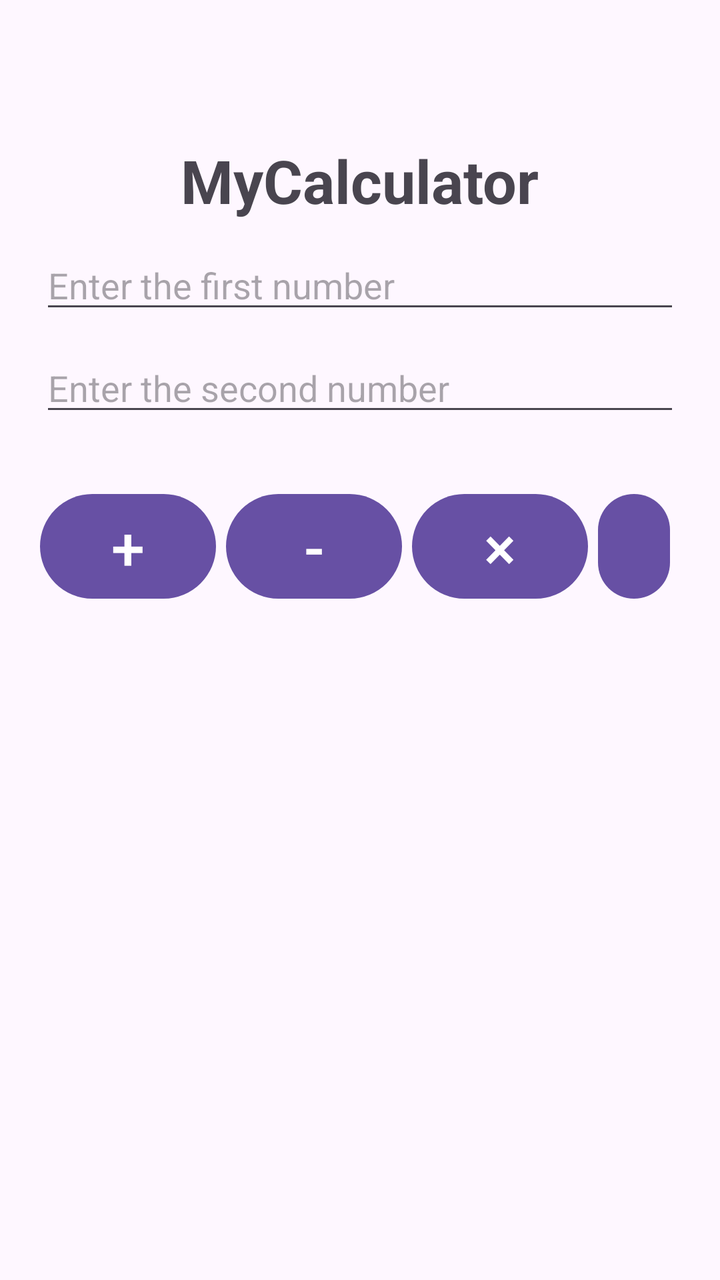
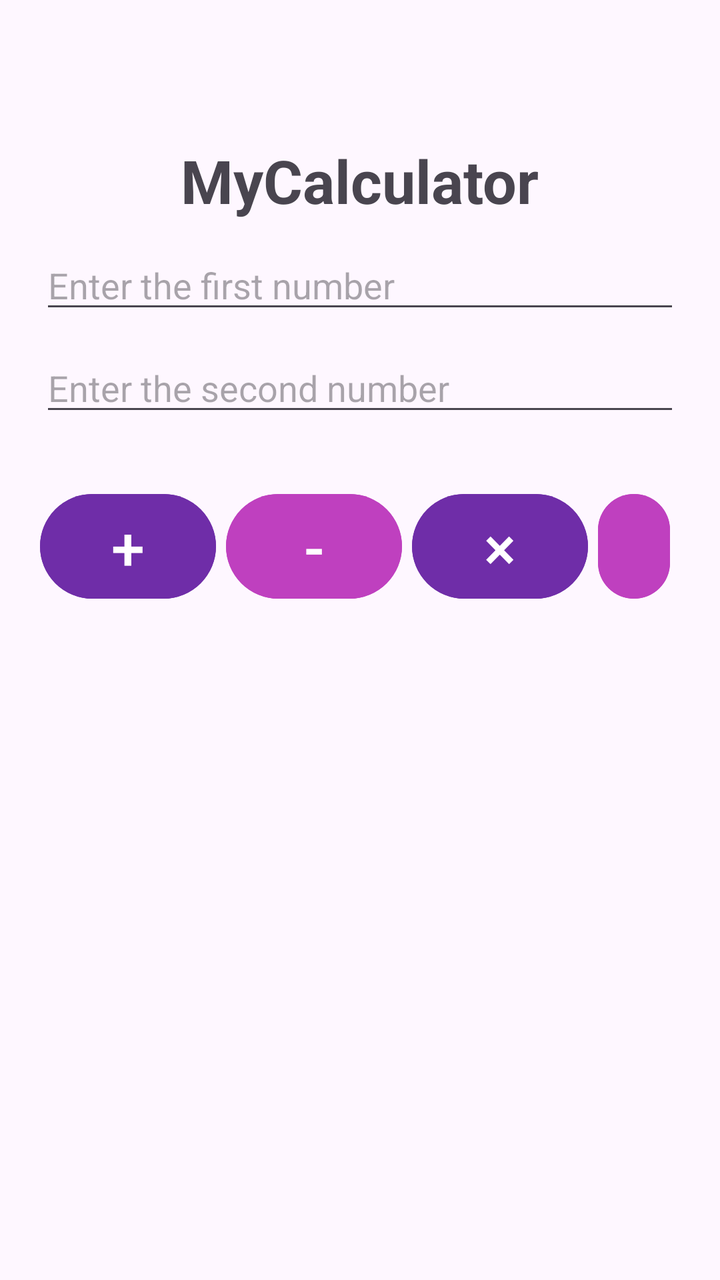

Screens rendered from an Android XML layout before and after an edit, with the pre-edit source and the edit as a unified diff.
<!-- AndroidManifest.xml: application theme Theme.MyCalculator -->
<!-- res/layout/activity_main.xml -->
<?xml version="1.0" encoding="utf-8"?>
<LinearLayout xmlns:android="http://schemas.android.com/apk/res/android"
    xmlns:app="http://schemas.android.com/apk/res-auto"
    xmlns:tools="http://schemas.android.com/tools"
    android:id="@+id/main"
    android:layout_width="match_parent"
    android:orientation="vertical"
    android:padding="20dp"
    android:layout_height="match_parent"
    tools:context=".MainActivity">

    <TextView
        android:layout_width="wrap_content"
        android:layout_height="wrap_content"
        android:text="@string/app_name"
        android:layout_gravity="center"
        android:textStyle="bold"
        android:layout_marginTop="50dp"
        android:textSize="30sp"
        />

    <EditText
        android:id="@+id/number1"
        android:hint="@string/number1"
        android:layout_marginTop="10dp"
        android:inputType="number"
        android:layout_width="match_parent"
        android:layout_height="wrap_content"/>

    <EditText
        android:id="@+id/number2"
        android:hint="@string/number2"
        android:layout_marginTop="10dp"
        android:inputType="number"
        android:layout_width="match_parent"
        android:layout_height="wrap_content"/>

    <LinearLayout
        android:layout_marginTop="30dp"
        android:orientation="horizontal"
        android:layout_width="match_parent"
        android:layout_height="wrap_content">

        <Button
            android:id="@+id/btn_add"
            android:layout_width="wrap_content"
            android:layout_height="wrap_content"
            android:layout_marginEnd="5dp"
            android:text="@string/add"
            android:textSize="30sp" />

        <Button
            android:id="@+id/btn_sub"
            android:layout_width="wrap_content"
            android:layout_height="wrap_content"
            android:layout_marginEnd="5dp"
            android:text="@string/subtract"
            android:textSize="30sp" />

        <Button
            android:id="@+id/btn_mul"
            android:layout_width="wrap_content"
            android:layout_height="wrap_content"
            android:layout_marginEnd="5dp"
            android:text="@string/multiply"
            android:textSize="30sp" />

        <Button
            android:id="@+id/btn_div"
            android:layout_width="wrap_content"
            android:layout_height="wrap_content"
            android:layout_marginEnd="5dp"
            android:text="@string/divide"
            android:textSize="30sp" />
    </LinearLayout>

    <TextView
        android:id="@+id/answer"
        android:layout_gravity="center"
        android:layout_marginTop="30dp"
        android:textSize="30sp"
        android:textStyle="bold"
        android:layout_width="wrap_content"
        android:layout_height="wrap_content"/>

</LinearLayout>
<!-- resources referenced by this layout -->
<resources>
  <string name="add">+</string>
  <string name="app_name">MyCalculator</string>
  <string name="divide">÷</string>
  <string name="multiply">×</string>
  <string name="number1"> Enter the first number</string>&gt;
  <string name="number2"> Enter the second number</string>&gt;
  <string name="subtract">-</string>
  <style name="Theme.MyCalculator" parent="Base.Theme.MyCalculator" />
  <style name="Base.Theme.MyCalculator" parent="Theme.Material3.DayNight.NoActionBar">
          
          
      </style>
</resources>

<!-- the commit's change to res/layout/activity_main.xml (unified diff, before → after) -->
@@ -35,6 +35,7 @@
         android:layout_width="match_parent"
         android:layout_height="wrap_content"/>
 
+
     <LinearLayout
         android:layout_marginTop="30dp"
         android:orientation="horizontal"
@@ -47,6 +48,7 @@
             android:layout_height="wrap_content"
             android:layout_marginEnd="5dp"
             android:text="@string/add"
+            android:backgroundTint="@color/grape"
             android:textSize="30sp" />
 
         <Button
@@ -55,6 +57,7 @@
             android:layout_height="wrap_content"
             android:layout_marginEnd="5dp"
             android:text="@string/subtract"
+            android:backgroundTint="@color/purple"
             android:textSize="30sp" />
 
         <Button
@@ -63,6 +66,7 @@
             android:layout_height="wrap_content"
             android:layout_marginEnd="5dp"
             android:text="@string/multiply"
+            android:backgroundTint="@color/grape"
             android:textSize="30sp" />
 
         <Button
@@ -71,6 +75,7 @@
             android:layout_height="wrap_content"
             android:layout_marginEnd="5dp"
             android:text="@string/divide"
+            android:backgroundTint="@color/purple"
             android:textSize="30sp" />
     </LinearLayout>
 
<!-- resource entries referenced after the edit -->
@@ -1,5 +1,7 @@
 <!-- resources referenced by this layout -->
 <resources>
+  <color name="grape">#6F2DA8</color>
+  <color name="purple">#BF40BF</color>
   <string name="add">+</string>
   <string name="app_name">MyCalculator</string>
   <string name="divide">÷</string>
